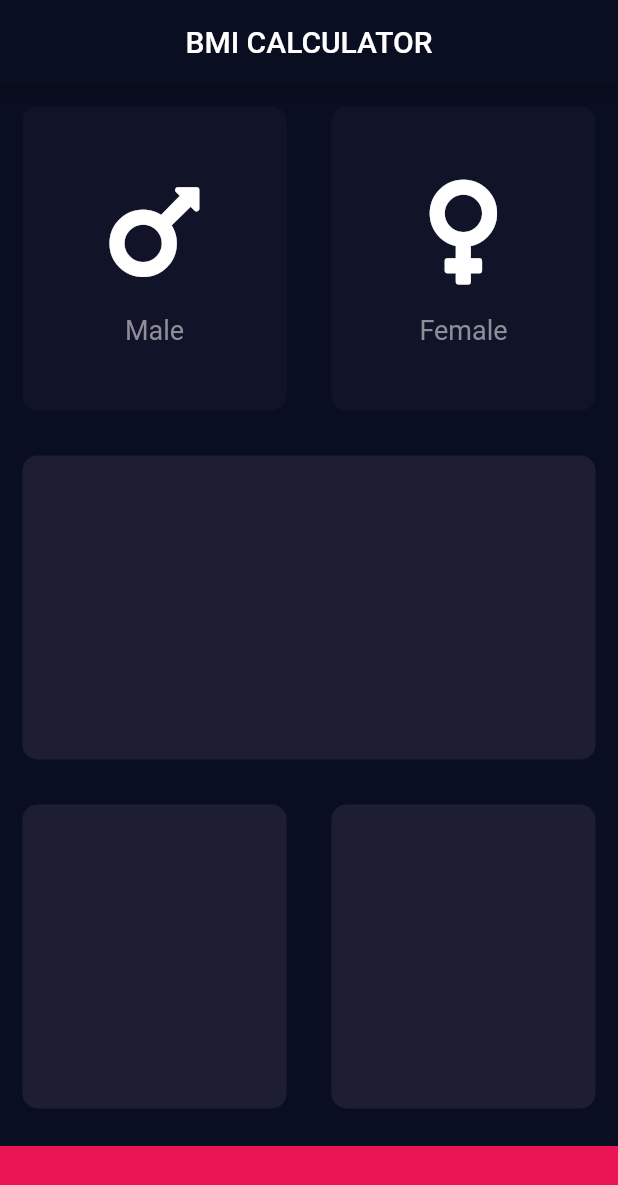
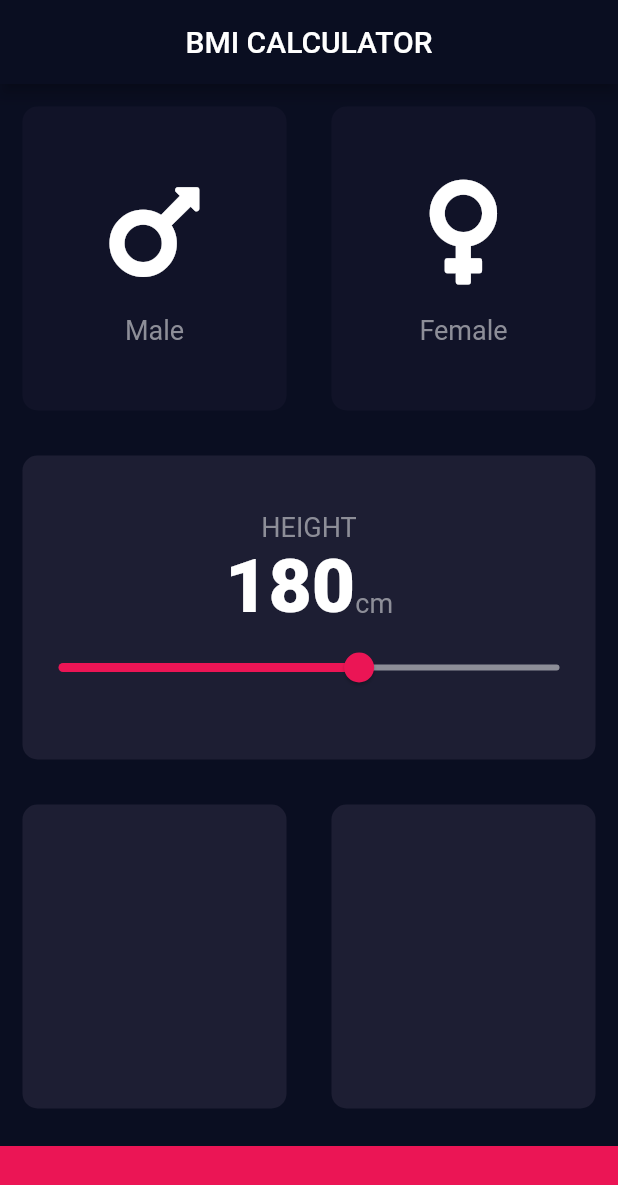
Before and after one commit to soumoq/BMI-Calculator-Flutter, a Flutter app: the screen it shows after launch, on a phone screen of 412 x 824 dp. Shown: the top 1185 px of the screen. Run offline on Flutter 3.47's test engine with Material 2 defaults, Android fonts, the phone set to English and light mode, and no system bars; our stand-ins replace font_awesome_flutter.

Commit message:
Implement slider

```diff
--- /dev/null
+++ b/lib/constants.dart
@@ -0,0 +1,17 @@
+import 'dart:ui';
+import 'package:flutter/cupertino.dart';
+
+const double KBottomContHeight = 60;
+const KActiveCardColor = Color(0xFF1D1E33);
+const KInActiveCardColor = Color(0xFF111328);
+const KBottomContainerColor = Color(0xFFEB1555);
+
+const KLabelTextStyle = TextStyle(
+  fontSize: 18,
+  color: Color(0xFF8D8E98),
+);
+
+const KNumberTextStyle = TextStyle(
+    fontSize: 50,
+    fontWeight: FontWeight.w900,
+);
--- a/lib/icon_content.dart
+++ b/lib/icon_content.dart
@@ -1,9 +1,8 @@
 import 'package:flutter/cupertino.dart';
 
-const labelTextStyle = TextStyle(
-  fontSize: 18,
-  color: Color(0xFF8D8E98),
-);
+import 'constants.dart';
+
+
 
 class ReusableGender extends StatelessWidget {
   ReusableGender(this.iconData, this.genderName);
@@ -23,7 +22,7 @@ class ReusableGender extends StatelessWidget {
         SizedBox(
           height: 15,
         ),
-        Text(genderName, style: labelTextStyle)
+        Text(genderName, style: KLabelTextStyle)
       ],
     );
   }
--- a/lib/input_page.dart
+++ b/lib/input_page.dart
@@ -3,13 +3,10 @@ import 'package:flutter/cupertino.dart';
 import 'package:flutter/material.dart';
 import 'package:font_awesome_flutter/font_awesome_flutter.dart';
 
+import 'constants.dart';
 import 'icon_content.dart';
 import 'main.dart';
 
-const double bottomContHeight = 60;
-const activeCardColor = Color(0xFF1D1E33);
-const inActiveCardColor = Color(0xFF111328);
-const bottomContainerColor = Color(0xFFEB1555);
 enum GenderType { male, female }
 
 class InputPage extends StatefulWidget {
@@ -21,8 +18,9 @@ class InputPage extends StatefulWidget {
 
 class _InputPageState extends State<InputPage> {
   GenderType? selectedGender;
-  Color maleCardColor = inActiveCardColor;
-  Color femaleCardColor = inActiveCardColor;
+  int height = 180;
+  Color maleCardColor = KInActiveCardColor;
+  Color femaleCardColor = KInActiveCardColor;
 
   @override
   Widget build(BuildContext context) {
@@ -32,6 +30,7 @@ class _InputPageState extends State<InputPage> {
           centerTitle: true,
         ),
         body: Column(
+          crossAxisAlignment: CrossAxisAlignment.stretch,
           children: [
             Expanded(
                 child: Row(
@@ -45,8 +44,8 @@ class _InputPageState extends State<InputPage> {
                     },
                     child: ReusableCard(
                       color: selectedGender == GenderType.male
-                          ? activeCardColor
-                          : inActiveCardColor,
+                          ? KActiveCardColor
+                          : KInActiveCardColor,
                       cardChild: ReusableGender(FontAwesomeIcons.mars, 'Male'),
                     ),
                   ),
@@ -60,8 +59,8 @@ class _InputPageState extends State<InputPage> {
                     },
                     child: ReusableCard(
                       color: selectedGender == GenderType.female
-                          ? activeCardColor
-                          : inActiveCardColor,
+                          ? KActiveCardColor
+                          : KInActiveCardColor,
                       cardChild:
                           ReusableGender(FontAwesomeIcons.venus, 'Female'),
                     ),
@@ -70,24 +69,58 @@ class _InputPageState extends State<InputPage> {
               ],
             )),
             Expanded(
-              child: ReusableCard(color: activeCardColor),
+              child: ReusableCard(
+                color: KActiveCardColor,
+                cardChild: Column(
+                  mainAxisAlignment: MainAxisAlignment.center,
+
+                  children: [
+                    Text(
+                      'HEIGHT',
+                      style: KLabelTextStyle,
+                    ),
+                    Row(
+                      mainAxisAlignment: MainAxisAlignment.center,
+                      crossAxisAlignment: CrossAxisAlignment.baseline,
+                      textBaseline: TextBaseline.alphabetic,
+                      children: [
+                        Text(height.toString(), style: KNumberTextStyle),
+                        Text('cm', style: KLabelTextStyle)
+                      ],
+                    ),
+                    Slider(
+                      value: height.toDouble(),
+                      min: 120,
+                      max: 220,
+                      activeColor: Color(0xFFEB1555),
+                      inactiveColor: Color(0xFF8D8E98),
+                      onChanged: (double newValue){
+                        setState(() {
+                          height = newValue.round();
+                          print(newValue);
+                        });
+                      },
+                    )
+                  ],
+                ),
+              ),
             ),
             Expanded(
                 child: Row(
               children: [
                 Expanded(
-                  child: ReusableCard(color: activeCardColor),
+                  child: ReusableCard(color: KActiveCardColor),
                 ),
                 Expanded(
-                  child: ReusableCard(color: activeCardColor),
+                  child: ReusableCard(color: KActiveCardColor),
                 )
               ],
             )),
             Container(
-              color: bottomContainerColor,
+              color: KBottomContainerColor,
               margin: EdgeInsets.only(top: 10),
               width: double.infinity,
-              height: bottomContHeight,
+              height: KBottomContHeight,
             )
           ],
         ));
```
